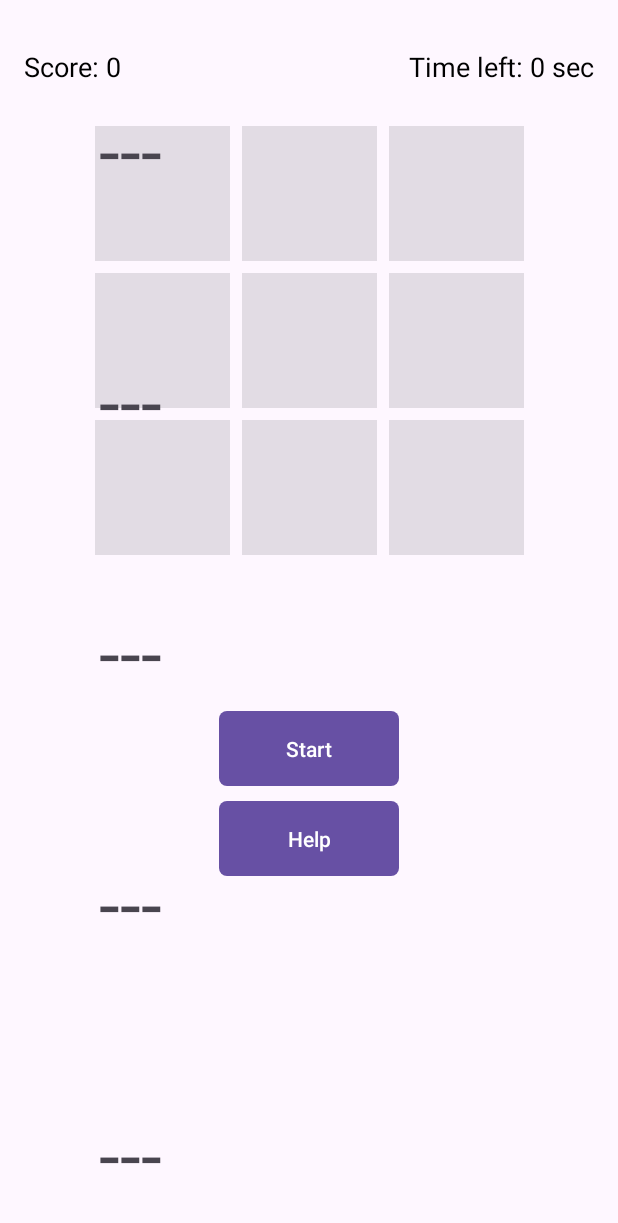
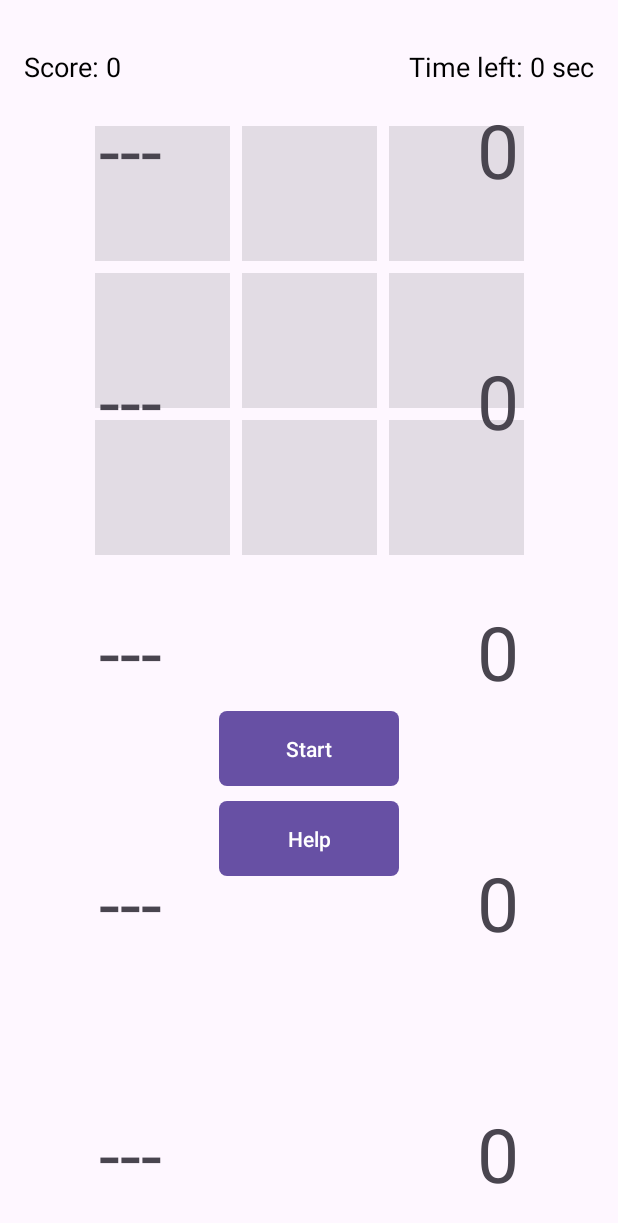
Before and after one commit to Kob3Payn3/CSCI3660Project, an Android app: the fragment ScoreboardFragment placed in its activity, on a phone screen of 412 x 824 dp. Shown: the top 1223 px of the screen. Run offline under Robolectric (Android 15) with nearby library versions, the phone set to English and light mode, and no system bars.

Commit message:
ScoreboardFragment: Player name displayed properly on left. Player score displayed properly on right.

```diff
--- a/app/src/main/java/school/myapplication/ScoreboardFragment.java
+++ b/app/src/main/java/school/myapplication/ScoreboardFragment.java
@@ -73,15 +73,18 @@ public class ScoreboardFragment extends Fragment {
      * Provides a reference to the type of views the ScoreAdapter manages.
      */
     private static class ScoreHolder extends RecyclerView.ViewHolder {
+        private final TextView playerTextView;
         private final TextView scoreTextView;
 
         public ScoreHolder(LayoutInflater inflater, ViewGroup parent) {
             super(inflater.inflate(R.layout.fragment_scoreboard, parent, false));
-            scoreTextView = itemView.findViewById(R.id.player_name);
+            playerTextView = itemView.findViewById(R.id.player_name);
+            scoreTextView = itemView.findViewById(R.id.player_score);
         }
 
         public void bind(Score score) {
-            scoreTextView.setText(score.getName());
+            playerTextView.setText(score.getName());
+            scoreTextView.setText(Integer.toString(score.getScore()));
         }
     }
 }
--- a/app/src/main/res/layout/fragment_scoreboard.xml
+++ b/app/src/main/res/layout/fragment_scoreboard.xml
@@ -22,6 +22,7 @@
     <TextView
         android:id="@+id/player_name"
         app:layout_constraintTop_toTopOf="parent"
+        app:layout_constraintLeft_toRightOf="parent"
         app:layout_constraintRight_toLeftOf="@+id/player_score"
         android:layout_width="match_parent"
         android:layout_height="wrap_content"
@@ -32,6 +33,8 @@
         android:id="@+id/player_score"
         app:layout_constraintTop_toTopOf="parent"
         app:layout_constraintLeft_toRightOf="@+id/player_name"
+        app:layout_constraintRight_toLeftOf="parent"
+        android:gravity="end"
         android:layout_width="match_parent"
         android:layout_height="wrap_content"
         style="@style/scoreboard"
```
